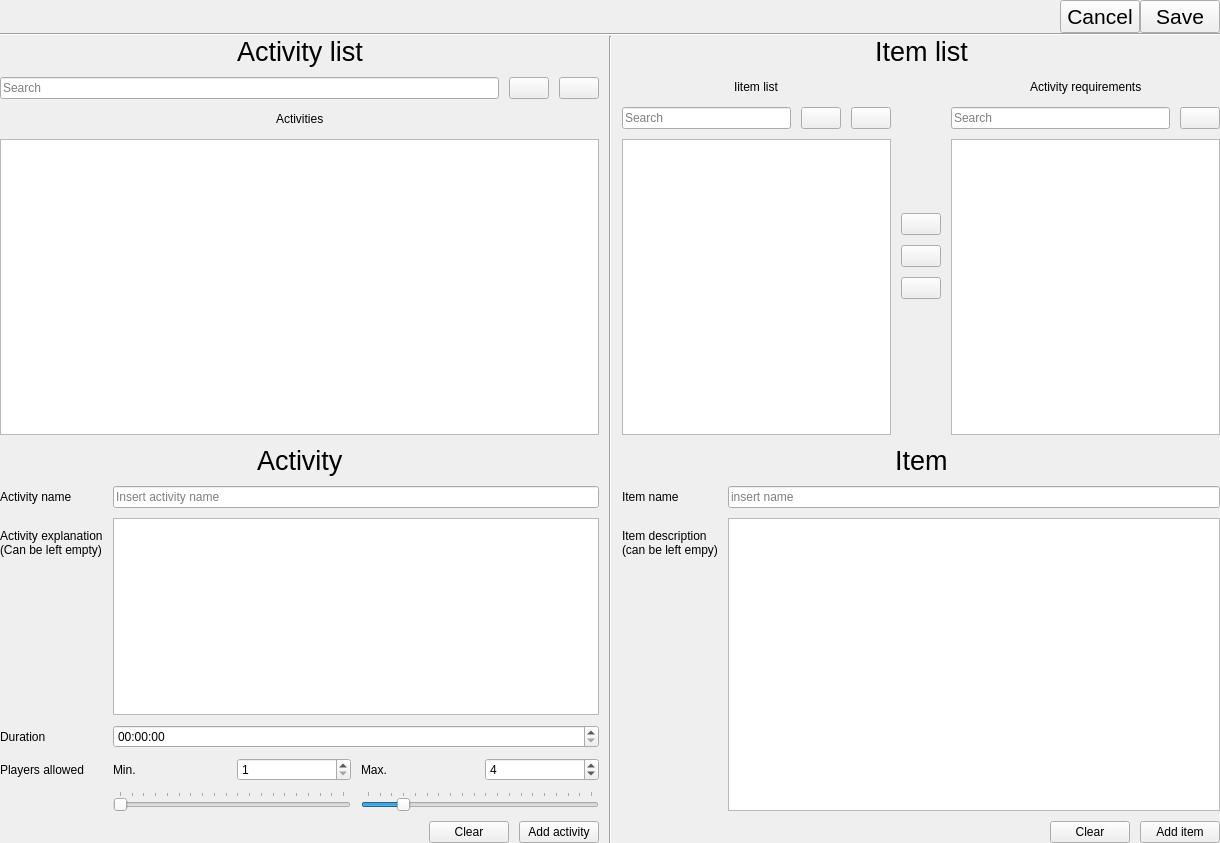
This is mngactivity.ui in glennnys/Decided as Qt 5 draws it before an edit. The edited form follows.
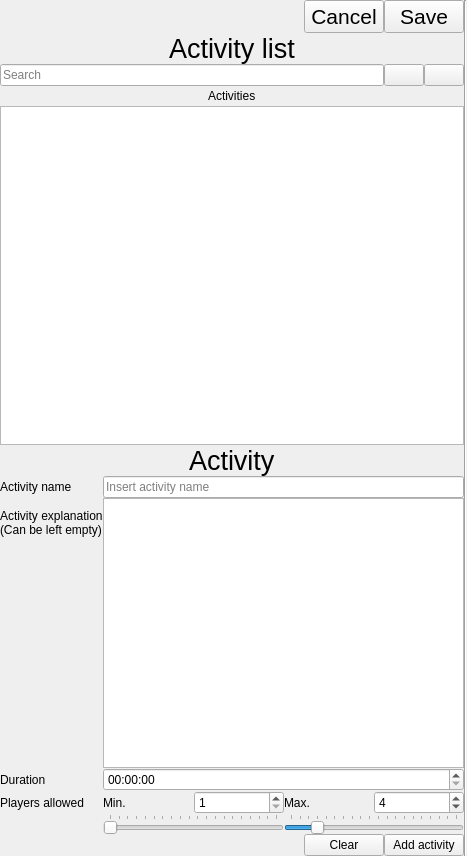
This is the edited form. Icons and pictures are not drawn.

Commit message: Trying to split up a single page into multiple widgets

Patch:
```diff
--- a/mngactivity.ui
+++ b/mngactivity.ui
@@ -6,14 +6,14 @@
    <rect>
     <x>0</x>
     <y>0</y>
-    <width>1220</width>
-    <height>843</height>
+    <width>467</width>
+    <height>856</height>
    </rect>
   </property>
   <property name="windowTitle">
    <string>Form</string>
   </property>
-  <layout class="QVBoxLayout" name="verticalLayout_10">
+  <layout class="QHBoxLayout" name="horizontalLayout">
    <property name="spacing">
     <number>0</number>
    </property>
@@ -30,6 +30,8 @@
     <number>0</number>
    </property>
    <item>
+    <layout class="QVBoxLayout" name="verticalLayout">
+     <item>
     <layout class="QHBoxLayout" name="horizontalLayout_10">
      <item>
       <spacer name="horizontalSpacer_5">
@@ -71,23 +73,6 @@
     </layout>
    </item>
    <item>
-    <widget class="Line" name="line">
-     <property name="orientation">
-      <enum>Qt::Orientation::Horizontal</enum>
-     </property>
-    </widget>
-   </item>
-   <item>
-    <layout class="QHBoxLayout" name="horizontalLayout">
-     <property name="spacing">
-      <number>10</number>
-     </property>
-     <item>
-      <layout class="QVBoxLayout" name="verticalLayout_9">
-       <property name="spacing">
-        <number>10</number>
-       </property>
-       <item>
         <layout class="QVBoxLayout" name="verticalLayout_17">
          <item>
           <layout class="QHBoxLayout" name="horizontalLayout_20">
@@ -483,417 +468,7 @@
       </widget>
      </item>
      <item>
-      <layout class="QVBoxLayout" name="verticalLayout_8">
-       <property name="spacing">
-        <number>10</number>
-       </property>
-       <item>
-        <layout class="QVBoxLayout" name="verticalLayout_15">
-         <item>
-          <layout class="QHBoxLayout" name="horizontalLayout_21">
-           <item>
-            <spacer name="horizontalSpacer_18">
-             <property name="orientation">
-              <enum>Qt::Orientation::Horizontal</enum>
-             </property>
-             <property name="sizeHint" stdset="0">
-              <size>
-               <width>40</width>
-               <height>20</height>
-              </size>
-             </property>
-            </spacer>
-           </item>
-           <item>
-            <widget class="QLabel" name="label_18">
-             <property name="font">
-              <font>
-               <pointsize>20</pointsize>
-              </font>
-             </property>
-             <property name="text">
-              <string>Item list</string>
-             </property>
-            </widget>
-           </item>
-           <item>
-            <spacer name="horizontalSpacer_19">
-             <property name="orientation">
-              <enum>Qt::Orientation::Horizontal</enum>
-             </property>
-             <property name="sizeHint" stdset="0">
-              <size>
-               <width>40</width>
-               <height>20</height>
-              </size>
-             </property>
-            </spacer>
-           </item>
-          </layout>
-         </item>
-         <item>
-          <layout class="QHBoxLayout" name="horizontalLayout_15">
-           <item>
-            <layout class="QVBoxLayout" name="verticalLayout">
-             <item>
-              <layout class="QHBoxLayout" name="horizontalLayout_4">
-               <item>
-                <spacer name="horizontalSpacer_2">
-                 <property name="orientation">
-                  <enum>Qt::Orientation::Horizontal</enum>
-                 </property>
-                 <property name="sizeHint" stdset="0">
-                  <size>
-                   <width>40</width>
-                   <height>20</height>
-                  </size>
-                 </property>
-                </spacer>
-               </item>
-               <item>
-                <widget class="QLabel" name="label_3">
-                 <property name="text">
-                  <string>Iitem list</string>
-                 </property>
-                </widget>
-               </item>
-               <item>
-                <spacer name="horizontalSpacer">
-                 <property name="orientation">
-                  <enum>Qt::Orientation::Horizontal</enum>
-                 </property>
-                 <property name="sizeHint" stdset="0">
-                  <size>
-                   <width>40</width>
-                   <height>20</height>
-                  </size>
-                 </property>
-                </spacer>
-               </item>
-              </layout>
-             </item>
-             <item>
-              <layout class="QHBoxLayout" name="horizontalLayout_2">
-               <item>
-                <widget class="QLineEdit" name="search_item_entry">
-                 <property name="toolTip">
-                  <string>Search item list</string>
-                 </property>
-                 <property name="placeholderText">
-                  <string>Search</string>
-                 </property>
-                </widget>
-               </item>
-               <item>
-                <widget class="QPushButton" name="search_item_refresh">
-                 <property name="toolTip">
-                  <string>Reset search string</string>
-                 </property>
-                 <property name="text">
-                  <string/>
-                 </property>
-                 <property name="icon">
-                  <iconset theme="QIcon::ThemeIcon::ViewRefresh"/>
-                 </property>
-                </widget>
-               </item>
-               <item>
-                <widget class="QPushButton" name="delete_item_btn">
-                 <property name="toolTip">
-                  <string>Delete selected item</string>
-                 </property>
-                 <property name="text">
-                  <string/>
-                 </property>
-                 <property name="icon">
-                  <iconset theme="QIcon::ThemeIcon::EditDelete"/>
-                 </property>
-                </widget>
-               </item>
-              </layout>
-             </item>
-             <item>
-              <widget class="QListWidget" name="existing_item_list"/>
-             </item>
-            </layout>
-           </item>
-           <item>
-            <layout class="QVBoxLayout" name="verticalLayout_5">
-             <item>
-              <spacer name="verticalSpacer">
-               <property name="orientation">
-                <enum>Qt::Orientation::Vertical</enum>
-               </property>
-               <property name="sizeHint" stdset="0">
-                <size>
-                 <width>20</width>
-                 <height>40</height>
-                </size>
-               </property>
-              </spacer>
-             </item>
-             <item>
-              <layout class="QVBoxLayout" name="verticalLayout_4">
-               <item>
-                <widget class="QPushButton" name="add_item_btn">
-                 <property name="toolTip">
-                  <string>Add selected item as activity requirement</string>
-                 </property>
-                 <property name="text">
-                  <string/>
-                 </property>
-                 <property name="icon">
-                  <iconset theme="QIcon::ThemeIcon::ListAdd"/>
-                 </property>
-                </widget>
-               </item>
-               <item>
-                <widget class="QPushButton" name="remove_item_btn">
-                 <property name="toolTip">
-                  <string>Remove selected item as a requirement</string>
-                 </property>
-                 <property name="text">
-                  <string/>
-                 </property>
-                 <property name="icon">
-                  <iconset theme="QIcon::ThemeIcon::ListRemove"/>
-                 </property>
-                </widget>
-               </item>
-               <item>
-                <widget class="QPushButton" name="reset_item_list">
-                 <property name="toolTip">
-                  <string>Remove all items from activity requirements</string>
-                 </property>
-                 <property name="text">
-                  <string/>
-                 </property>
-                 <property name="icon">
-                  <iconset theme="QIcon::ThemeIcon::ViewRefresh"/>
-                 </property>
-                </widget>
-               </item>
-              </layout>
-             </item>
-             <item>
-              <spacer name="verticalSpacer_2">
-               <property name="orientation">
-                <enum>Qt::Orientation::Vertical</enum>
-               </property>
-               <property name="sizeHint" stdset="0">
-                <size>
-                 <width>20</width>
-                 <height>40</height>
-                </size>
-               </property>
-              </spacer>
-             </item>
-            </layout>
-           </item>
-           <item>
-            <layout class="QVBoxLayout" name="verticalLayout_3">
-             <item>
-              <layout class="QHBoxLayout" name="horizontalLayout_3">
-               <item>
-                <spacer name="horizontalSpacer_3">
-                 <property name="orientation">
-                  <enum>Qt::Orientation::Horizontal</enum>
-                 </property>
-                 <property name="sizeHint" stdset="0">
-                  <size>
-                   <width>40</width>
-                   <height>20</height>
-                  </size>
-                 </property>
-                </spacer>
-               </item>
-               <item>
-                <widget class="QLabel" name="label_4">
-                 <property name="text">
-                  <string>Activity requirements</string>
-                 </property>
-                </widget>
-               </item>
-               <item>
-                <spacer name="horizontalSpacer_4">
-                 <property name="orientation">
-                  <enum>Qt::Orientation::Horizontal</enum>
-                 </property>
-                 <property name="sizeHint" stdset="0">
-                  <size>
-                   <width>40</width>
-                   <height>20</height>
-                  </size>
-                 </property>
-                </spacer>
-               </item>
-              </layout>
-             </item>
-             <item>
-              <layout class="QHBoxLayout" name="horizontalLayout_9">
-               <item>
-                <widget class="QLineEdit" name="search_req_entry">
-                 <property name="toolTip">
-                  <string>search activity requirements</string>
-                 </property>
-                 <property name="placeholderText">
-                  <string>Search</string>
-                 </property>
-                </widget>
-               </item>
-               <item>
-                <widget class="QPushButton" name="search_req_refresh">
-                 <property name="toolTip">
-                  <string>Reset activity search string</string>
-                 </property>
-                 <property name="text">
-                  <string/>
-                 </property>
-                 <property name="icon">
-                  <iconset theme="QIcon::ThemeIcon::ViewRefresh"/>
-                 </property>
-                </widget>
-               </item>
-              </layout>
-             </item>
-             <item>
-              <widget class="QListWidget" name="selected_item_list"/>
-             </item>
-            </layout>
-           </item>
-          </layout>
-         </item>
-        </layout>
-       </item>
-       <item>
-        <layout class="QVBoxLayout" name="verticalLayout_16">
-         <item>
-          <layout class="QHBoxLayout" name="horizontalLayout_19">
-           <item>
-            <spacer name="horizontalSpacer_14">
-             <property name="orientation">
-              <enum>Qt::Orientation::Horizontal</enum>
-             </property>
-             <property name="sizeHint" stdset="0">
-              <size>
-               <width>40</width>
-               <height>20</height>
-              </size>
-             </property>
-            </spacer>
-           </item>
-           <item>
-            <widget class="QLabel" name="item_lbl">
-             <property name="font">
-              <font>
-               <pointsize>20</pointsize>
-              </font>
-             </property>
-             <property name="text">
-              <string>Item</string>
-             </property>
-            </widget>
-           </item>
-           <item>
-            <spacer name="horizontalSpacer_15">
-             <property name="orientation">
-              <enum>Qt::Orientation::Horizontal</enum>
-             </property>
-             <property name="sizeHint" stdset="0">
-              <size>
-               <width>40</width>
-               <height>20</height>
-              </size>
-             </property>
-            </spacer>
-           </item>
-          </layout>
-         </item>
-         <item>
-          <layout class="QFormLayout" name="formLayout_2">
-           <item row="0" column="0">
-            <widget class="QLabel" name="label_11">
-             <property name="text">
-              <string>Item name</string>
-             </property>
-            </widget>
-           </item>
-           <item row="0" column="1">
-            <widget class="QLineEdit" name="item_name_entry">
-             <property name="text">
-              <string/>
-             </property>
-             <property name="placeholderText">
-              <string>insert name</string>
-             </property>
-            </widget>
-           </item>
-           <item row="1" column="0">
-            <widget class="QLabel" name="label_12">
-             <property name="text">
-              <string>Item description
-(can be left empy)</string>
-             </property>
-            </widget>
-           </item>
-           <item row="1" column="1">
-            <widget class="QTextEdit" name="item_desc_entry">
-             <property name="html">
-              <string>&lt;!DOCTYPE HTML PUBLIC &quot;-//W3C//DTD HTML 4.0//EN&quot; &quot;http://www.w3.org/TR/REC-html40/strict.dtd&quot;&gt;
-&lt;html&gt;&lt;head&gt;&lt;meta name=&quot;qrichtext&quot; content=&quot;1&quot; /&gt;&lt;meta charset=&quot;utf-8&quot; /&gt;&lt;style type=&quot;text/css&quot;&gt;
-p, li { white-space: pre-wrap; }
-hr { height: 1px; border-width: 0; }
-li.unchecked::marker { content: &quot;\2610&quot;; }
-li.checked::marker { content: &quot;\2612&quot;; }
-&lt;/style&gt;&lt;/head&gt;&lt;body style=&quot; font-family:'Ubuntu'; font-size:10pt; font-weight:400; font-style:normal;&quot;&gt;
-&lt;p style=&quot;-qt-paragraph-type:empty; margin-top:0px; margin-bottom:0px; margin-left:0px; margin-right:0px; -qt-block-indent:0; text-indent:0px;&quot;&gt;&lt;br /&gt;&lt;/p&gt;&lt;/body&gt;&lt;/html&gt;</string>
-             </property>
-            </widget>
-           </item>
-          </layout>
-         </item>
-         <item>
-          <layout class="QHBoxLayout" name="horizontalLayout_17">
-           <item>
-            <spacer name="horizontalSpacer_13">
-             <property name="orientation">
-              <enum>Qt::Orientation::Horizontal</enum>
-             </property>
-             <property name="sizeHint" stdset="0">
-              <size>
-               <width>40</width>
-               <height>20</height>
-              </size>
-             </property>
-            </spacer>
-           </item>
-           <item>
-            <widget class="QPushButton" name="cancel_item_btn">
-             <property name="toolTip">
-              <string>Clear item creation fields</string>
-             </property>
-             <property name="text">
-              <string>Clear</string>
-             </property>
-            </widget>
-           </item>
-           <item>
-            <widget class="QPushButton" name="confirm_item_btn">
-             <property name="toolTip">
-              <string/>
-             </property>
-             <property name="text">
-              <string>Add item</string>
-             </property>
-            </widget>
-           </item>
-          </layout>
-         </item>
-        </layout>
-       </item>
-      </layout>
-     </item>
-    </layout>
+    <widget class="QWidget" name="placeholder" native="true"/>
    </item>
   </layout>
  </widget>
```
Lines whose indentation alone changed are shown as unchanged. The commit also changes 6 other files.
